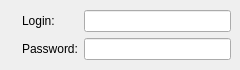
tkrotoff/WengoPhone, file wengophone/src/presentation/qt/imaccount/AIMSettings.ui: the form before one commit.
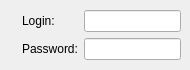
The form after the commit. Icons and pictures are not drawn.

What changed in the file:
```diff
--- a/wengophone/src/presentation/qt/imaccount/AIMSettings.ui
+++ b/wengophone/src/presentation/qt/imaccount/AIMSettings.ui
@@ -8,7 +8,7 @@
    <rect>
     <x>0</x>
     <y>0</y>
-    <width>240</width>
+    <width>190</width>
     <height>70</height>
    </rect>
   </property>
```
